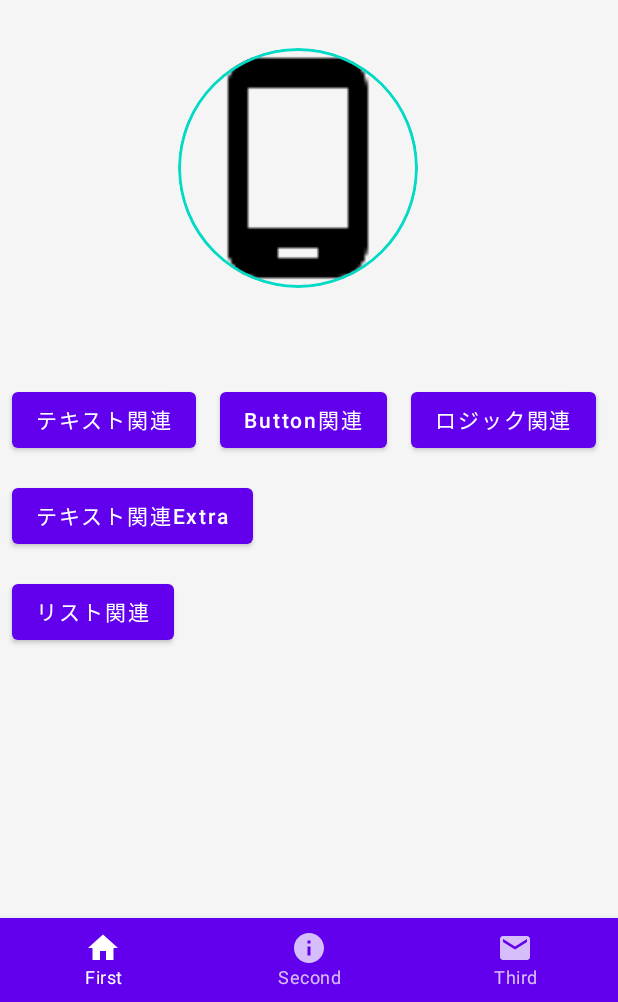
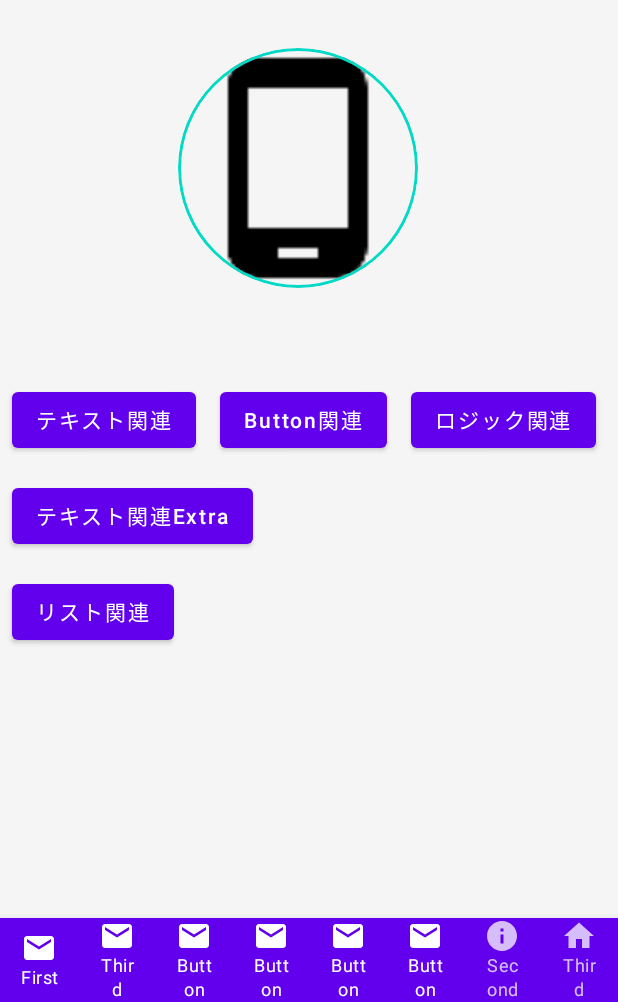
Before and after one commit to hayashitoshiki/ComposeSample, an Android app built with Jetpack Compose: the screen it shows after launch (MainActivity), on a phone screen of 412 x 824 dp, the part 234-1236 px from its top. Run offline under Robolectric (Android 15) with nearby library versions, the phone set to English and light mode, and no system bars; our stand-ins replace Dagger/Hilt's generated code, constraintlayout-compose.

Commit message:
Navigation関連リファクタ

```diff
--- a/app/src/main/java/com/myapp/composesample/ui/MainActivity.kt
+++ b/app/src/main/java/com/myapp/composesample/ui/MainActivity.kt
@@ -1,8 +1,6 @@
 package com.myapp.composesample.ui
 
-import android.content.Context
 import android.os.Bundle
-import android.view.inputmethod.InputMethodManager
 import androidx.activity.ComponentActivity
 import androidx.activity.compose.setContent
 import androidx.activity.viewModels
@@ -12,6 +10,7 @@ import androidx.compose.ui.graphics.Color
 import androidx.compose.ui.tooling.preview.Preview
 import androidx.navigation.compose.rememberNavController
 import com.myapp.composesample.ui.left.*
+import com.myapp.composesample.util.component.AppBottomNavigation
 import com.myapp.composesample.util.theme.ComposeSampleTheme
 import dagger.hilt.android.AndroidEntryPoint
 
@@ -51,15 +50,8 @@ fun ComposeBaseApp(
 ) {
     ComposeSampleTheme {
         val navController = rememberNavController()
-        val bottomNavigationItems = listOf(
-            NavigationScreens.FIRST_SCREEN,
-            NavigationScreens.SECOND_SCREEN,
-            NavigationScreens.THIRD_SCREEN
-        )
         Scaffold(
-            bottomBar = {
-                AppBottomNavigation(navController, bottomNavigationItems)
-            },
+            bottomBar = { AppBottomNavigation(navController) },
             backgroundColor = Color(0xfff5f5f5)
         ) {
             AppNavHost(
--- a/app/src/main/java/com/myapp/composesample/ui/Navigation.kt
+++ b/app/src/main/java/com/myapp/composesample/ui/Navigation.kt
@@ -1,24 +1,16 @@
 package com.myapp.composesample.ui
 
 import androidx.annotation.StringRes
-import androidx.compose.material.BottomNavigation
-import androidx.compose.material.BottomNavigationItem
-import androidx.compose.material.Icon
-import androidx.compose.material.Text
 import androidx.compose.material.icons.Icons
 import androidx.compose.material.icons.filled.Email
 import androidx.compose.material.icons.filled.Home
 import androidx.compose.material.icons.filled.Info
 import androidx.compose.runtime.Composable
-import androidx.compose.runtime.getValue
 import androidx.compose.ui.graphics.vector.ImageVector
-import androidx.compose.ui.res.stringResource
 import androidx.lifecycle.viewmodel.compose.viewModel
-import androidx.navigation.NavGraph.Companion.findStartDestination
 import androidx.navigation.NavHostController
 import androidx.navigation.compose.NavHost
 import androidx.navigation.compose.composable
-import androidx.navigation.compose.currentBackStackEntryAsState
 import com.myapp.composesample.R
 import com.myapp.composesample.ui.center.SecondScreen
 import com.myapp.composesample.ui.left.*
@@ -29,69 +21,39 @@ import com.myapp.composesample.ui.right.ThirdScreen
  *
  * @property group Bottomタブ
  * @property route 遷移パス
- * @property resourceId ナビゲーションタイトル
- * @property imgRes ナビゲーションアイコン
+ * @property resourceId 画面タイトル
  */
 enum class NavigationScreens(
     val group: Group,
     val route: String,
-    @StringRes val resourceId: Int,
-    val imgRes: ImageVector
+    @StringRes val resourceId: Int
 ) {
 
-    FIRST_SCREEN(
-        Group.LEFT,
-        "first_fragment_navigate",
-        R.string.first_nav,
-        Icons.Filled.Home
-    ),
-    SECOND_SCREEN(
-        Group.CENTER,
-        "second_fragment_navigate",
-        R.string.second_nav,
-        Icons.Filled.Info
-    ),
-    THIRD_SCREEN(
-        Group.RIGHT,
-        "third_fragment_navigate",
-        R.string.third_nav,
-        Icons.Filled.Email
-    ),
-    TEXT_GROUP_SCREEN(
-        Group.LEFT,
-        "text_group_fragment_navigate",
-        R.string.third_nav,
-        Icons.Filled.Email
-    ),
-    TEXT_GROUP_EXTRA_SCREEN(
-        Group.LEFT,
-        "button_group_extra_fragment_navigate",
-        R.string.button_nav,
-        Icons.Filled.Email
-    ),
-    BUTTON_GROUP_SCREEN(
-        Group.LEFT,
-        "button_group_fragment_navigate",
-        R.string.button_nav,
-        Icons.Filled.Email
-    ),
-    LOGIC_GROUP_SCREEN(
-        Group.LEFT,
-        "logic_group_fragment_navigate",
-        R.string.button_nav,
-        Icons.Filled.Email
-    ),
-    LIST_GROUP_SCREEN(
-        Group.LEFT,
-        "list_group_extra_fragment_navigate",
-        R.string.button_nav,
-        Icons.Filled.Email
-    );
+    // 左タブ
+    FIRST_SCREEN(Group.LEFT, "first_fragment_navigate", R.string.first_nav),
+    TEXT_GROUP_SCREEN(Group.LEFT, "text_group_fragment_navigate", R.string.third_nav),
+    TEXT_GROUP_EXTRA_SCREEN(Group.LEFT, "button_group_extra_fragment_navigate", R.string.button_nav),
+    BUTTON_GROUP_SCREEN(Group.LEFT, "button_group_fragment_navigate", R.string.button_nav),
+    LOGIC_GROUP_SCREEN(Group.LEFT, "logic_group_fragment_navigate", R.string.button_nav),
+    LIST_GROUP_SCREEN(Group.LEFT, "list_group_extra_fragment_navigate", R.string.button_nav),
 
-    enum class Group {
-        LEFT, CENTER, RIGHT;
+    // 中央タブ
+    SECOND_SCREEN(Group.CENTER, "second_fragment_navigate", R.string.second_nav),
+
+    // 右タブ
+    THIRD_SCREEN(Group.RIGHT, "third_fragment_navigate", R.string.third_nav);
+
+    /**
+     * ナビゲーションタブ定義
+     *
+     * @property title タブタイトル
+     * @property imgRes タブアイコン
+     */
+    enum class Group(@StringRes val title: Int, val imgRes: ImageVector) {
+        LEFT(R.string.bottom_bar_title_left, Icons.Filled.Email),
+        CENTER(R.string.bottom_bar_title_center, Icons.Filled.Info),
+        RIGHT(R.string.bottom_bar_title_right, Icons.Filled.Home);
     }
-
 
     companion object {
         /**
@@ -107,11 +69,10 @@ enum class NavigationScreens(
                 .firstOrNull()
         }
     }
-
 }
 
 /**
- * NavigationHost
+ * NavigationHost 画面遷移定義
  *
  * @param navController ナビゲーションAPI
  */
@@ -137,39 +98,3 @@ fun AppNavHost(
         composable(route = NavigationScreens.LIST_GROUP_SCREEN.route) { ListGroupScreen(viewModel()) }
     }
 }
-
-/**
- * BottomNavigation
- *
- * @param navController ナビゲーションAPI
- * @param items navigationタブリスト
- */
-@Composable
-fun AppBottomNavigation(
-    navController: NavHostController,
-    items: List<NavigationScreens>
-) {
-    BottomNavigation {
-        val navBackStackEntry by navController.currentBackStackEntryAsState()
-        val currentRoute = navBackStackEntry?.destination?.route
-        items.forEach { screen ->
-            BottomNavigationItem(
-                icon = { Icon(screen.imgRes, contentDescription = null) },
-                label = { Text(text = stringResource(id = screen.resourceId)) },
-                selected = NavigationScreens.findGroupByRoute(currentRoute) == screen.group,
-                alwaysShowLabel = true,
-                onClick = {
-                    if (NavigationScreens.findGroupByRoute(currentRoute) != screen.group) {
-                        navController.navigate(screen.route) {
-                            popUpTo(navController.graph.findStartDestination().id) {
-                                saveState = false
-                            }
-                            launchSingleTop = true
-                            restoreState = true
-                        }
-                    }
-                }
-            )
-        }
-    }
-}
--- /dev/null
+++ b/app/src/main/java/com/myapp/composesample/util/component/BottonBar.kt
@@ -0,0 +1,45 @@
+package com.myapp.composesample.util.component
+
+import androidx.compose.material.BottomNavigation
+import androidx.compose.material.BottomNavigationItem
+import androidx.compose.material.Icon
+import androidx.compose.material.Text
+import androidx.compose.runtime.Composable
+import androidx.compose.runtime.getValue
+import androidx.compose.ui.res.stringResource
+import androidx.navigation.NavGraph.Companion.findStartDestination
+import androidx.navigation.NavHostController
+import androidx.navigation.compose.currentBackStackEntryAsState
+import com.myapp.composesample.ui.NavigationScreens
+
+/**
+ * Bottom Bar
+ *
+ * @param navController ナビゲーションAPI
+ */
+@Composable
+fun AppBottomNavigation(navController: NavHostController) {
+    BottomNavigation {
+        val navBackStackEntry by navController.currentBackStackEntryAsState()
+        val currentRoute = navBackStackEntry?.destination?.route
+        NavigationScreens.values().forEach { screen ->
+            BottomNavigationItem(
+                icon = { Icon(screen.group.imgRes, contentDescription = null) },
+                label = { Text(text = stringResource(id = screen.resourceId)) },
+                selected = NavigationScreens.findGroupByRoute(currentRoute) == screen.group,
+                alwaysShowLabel = true,
+                onClick = {
+                    if (NavigationScreens.findGroupByRoute(currentRoute) != screen.group) {
+                        navController.navigate(screen.route) {
+                            popUpTo(navController.graph.findStartDestination().id) {
+                                saveState = false
+                            }
+                            launchSingleTop = true
+                            restoreState = true
+                        }
+                    }
+                }
+            )
+        }
+    }
+}
--- a/app/src/main/res/values/strings.xml
+++ b/app/src/main/res/values/strings.xml
@@ -1,5 +1,10 @@
 <resources>
     <string name="app_name">ComposeSample</string>
+
+    <!-- BottomBar Title -->
+    <string name="bottom_bar_title_left">左</string>
+    <string name="bottom_bar_title_center">中央</string>
+    <string name="bottom_bar_title_right">右</string>
 
     <string name="first_nav">First</string>
     <string name="second_nav">Second</string>
```
